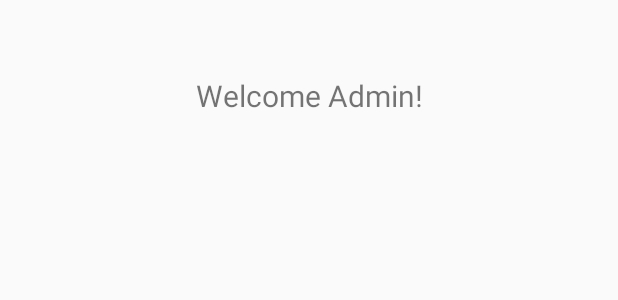
After one commit to HaDo2003/LoLShop, an Android app built with Jetpack Compose: the layout activity_admin.xml on its own in the app's theme, with its tools: preview values and no code run, on a phone screen of 412 x 824 dp. The commit adds this screen. Shown: the top 300 px of the screen. Run offline under Robolectric (Android 15) with nearby library versions, the phone set to English and light mode, and no system bars.

Commit message:
add locic sign in and admin screen

```diff
--- a/app/src/main/AndroidManifest.xml
+++ b/app/src/main/AndroidManifest.xml
@@ -24,6 +24,7 @@
             </intent-filter>
         </activity>
         <activity android:name=".ui.LoginActivity" />
+        <activity android:name=".ui.AdminActivity" />
     </application>
 
 </manifest>
--- /dev/null
+++ b/app/src/main/res/layout/activity_admin.xml
@@ -0,0 +1,22 @@
+<?xml version="1.0" encoding="utf-8"?>
+<androidx.constraintlayout.widget.ConstraintLayout xmlns:android="http://schemas.android.com/apk/res/android"
+    xmlns:app="http://schemas.android.com/apk/res-auto"
+    xmlns:tools="http://schemas.android.com/tools"
+    android:layout_width="match_parent"
+    android:layout_height="match_parent"
+    tools:context=".ui.AdminActivity">
+
+    <TextView
+        android:id="@+id/adminWelcomeText"
+        android:layout_width="wrap_content"
+        android:layout_height="wrap_content"
+        android:text="Welcome Admin!"
+        android:textSize="20sp"
+        app:layout_constraintTop_toTopOf="parent"
+        app:layout_constraintStart_toStartOf="parent"
+        app:layout_constraintEnd_toEndOf="parent"
+        android:layout_marginTop="50dp"/>
+
+    <!-- Add more UI elements like RecyclerView for products, buttons to add, edit, delete products -->
+
+</androidx.constraintlayout.widget.ConstraintLayout>
```
Also changed, not shown: app/src/main/java/com/example/lolshop/MainActivity.kt (+20 -2 lines), app/src/main/java/com/example/lolshop/ui/AdminActivity.kt (added, +12 -0 lines).
